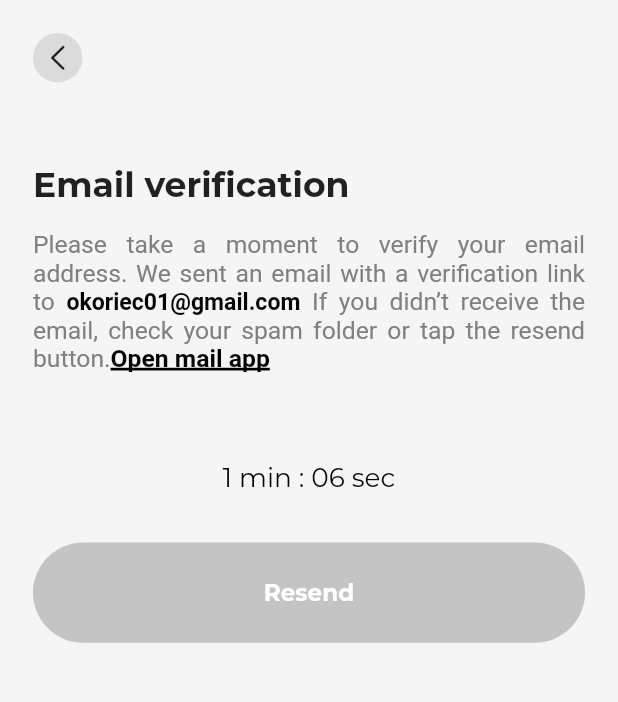
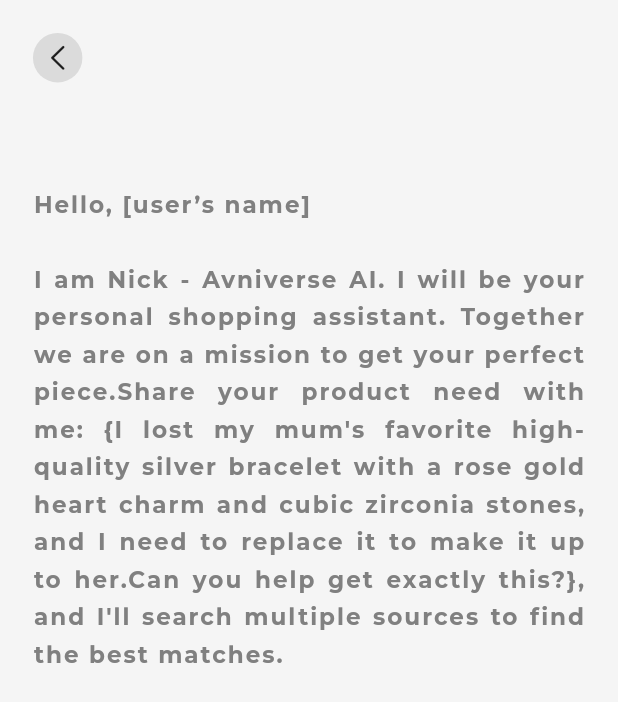
Before and after one commit to avnivrs/Rhobuy, a Flutter app: the EmailVerificationScreen screen opened directly, after a tap on "Resend", on a phone screen of 412 x 824 dp. Shown: the top 702 px of the screen. Run offline on Flutter 3.47's test engine with Material 2 defaults, Android fonts, the phone set to English and light mode, and no system bars; drawn by our look-alikes of animated_text_kit; our stand-ins replace flutter_screenutil, get, hive_flutter, line_icons; accounts and stored records are empty.

Commit message:
text animated added

```diff
--- a/lib/main.dart
+++ b/lib/main.dart
@@ -4,6 +4,7 @@
 import 'package:project_naverda/styles/color.dart';
 import 'package:flutter_screenutil/flutter_screenutil.dart';
 import 'package:get/get.dart';
+import 'package:project_naverda/view/auth/animated_welcome.dart';
 import 'package:project_naverda/view/onboarding/walkthrough.dart';
 
 void main() async {
--- /dev/null
+++ b/lib/view/auth/animated_welcome.dart
@@ -0,0 +1,53 @@
+import 'package:animated_text_kit/animated_text_kit.dart';
+import 'package:flutter/material.dart';
+import 'package:flutter_screenutil/flutter_screenutil.dart';
+import 'package:project_naverda/styles/color.dart';
+import 'package:project_naverda/widget/basic_widget.dart';
+
+class AnimatedWelcomeScreen extends StatelessWidget {
+  const AnimatedWelcomeScreen({Key? key}) : super(key: key);
+
+  @override
+  Widget build(BuildContext context) {
+    return Scaffold(
+      body: SafeArea(
+        child: Container(
+          padding: symmetricPadding,
+          child: Column(
+            crossAxisAlignment: CrossAxisAlignment.start,
+            children: [
+              backButton(),
+              sizedBoxHeight(80),
+              AnimatedTextKit(
+                animatedTexts: [
+                  TypewriterAnimatedText(
+                    'Hello, [user’s name]\n \n'
+                    'I am Nick - Avniverse AI. I will be your personal shopping assistant. '
+                    'Together we are on a mission to get your perfect piece.'
+                    "Share your product need with me:"
+                    " {I lost my mum's favorite high-quality silver bracelet with a rose gold"
+                    " heart charm and cubic zirconia stones, and I need to replace it to make it "
+                    "up to her.Can you help get exactly this?}, and I'll search multiple sources to find the best matches. ",
+                    textAlign: TextAlign.justify,
+                    textStyle: TextStyle(
+                      letterSpacing: 1.2.sp,
+                      height: 1.5.sp,
+                      fontSize: 14.0.sp,
+                      color: kGreyColor,
+                      fontWeight: FontWeight.w600,
+                    ),
+                    speed: const Duration(milliseconds: 100),
+                  ),
+                ],
+                totalRepeatCount: 1,
+                pause: const Duration(milliseconds: 0),
+                displayFullTextOnTap: false,
+                stopPauseOnTap: false,
+              )
+            ],
+          ),
+        ),
+      ),
+    );
+  }
+}
--- a/lib/view/auth/emailverify.dart
+++ b/lib/view/auth/emailverify.dart
@@ -1,6 +1,8 @@
 import 'package:flutter/gestures.dart';
 import 'package:flutter/material.dart';
 import 'package:flutter_screenutil/flutter_screenutil.dart';
+import 'package:get/get.dart';
+import 'package:project_naverda/view/auth/animated_welcome.dart';
 import 'package:project_naverda/widget/basic_widget.dart';
 import 'package:url_launcher/url_launcher.dart';
 
@@ -16,7 +18,7 @@
 }
 
 class _EmailVerificationScreenState extends State<EmailVerificationScreen>
-    with TickerProviderStateMixin {
+    with SingleTickerProviderStateMixin {
   late AnimationController _controller;
   int levelClock = 70;
   String email = 'okoriec01@gmail.com';
@@ -34,6 +36,12 @@
       }
     });
     _controller.forward();
+  }
+
+  @override
+  void dispose() {
+    _controller.dispose();
+    super.dispose();
   }
 
   @override
@@ -130,7 +138,7 @@
                           )),
                     )
                   : InkWell(
-                onTap: () {},
+                      onTap: () => Get.to(const AnimatedWelcomeScreen()),
                       child: Container(
                           alignment: Alignment.center,
                           width: double.infinity,
--- a/pubspec.yaml
+++ b/pubspec.yaml
@@ -17,6 +17,8 @@
   font_awesome_flutter: ^10.4.0
   bloc:
   url_launcher:
+  typewritertext:
+  animated_text_kit: ^4.2.2
   get:
   flutter_screenutil:
   flutter_bloc:
```
Also changed, not shown: lib/view/forgottenpassword/EmailTimer.dart (+7 -1 lines), lib/view/mainscreen/homepage.dart (added, +10 -0 lines), lib/widget/countdown.dart (+25 -4 lines), pubspec.lock. Lines whose indentation alone changed are shown as unchanged.
